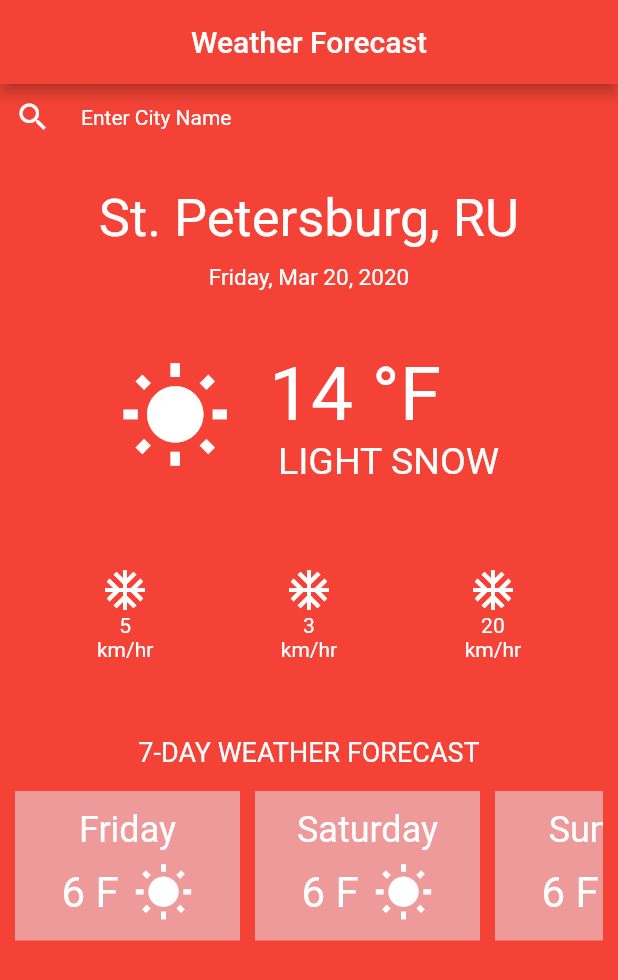
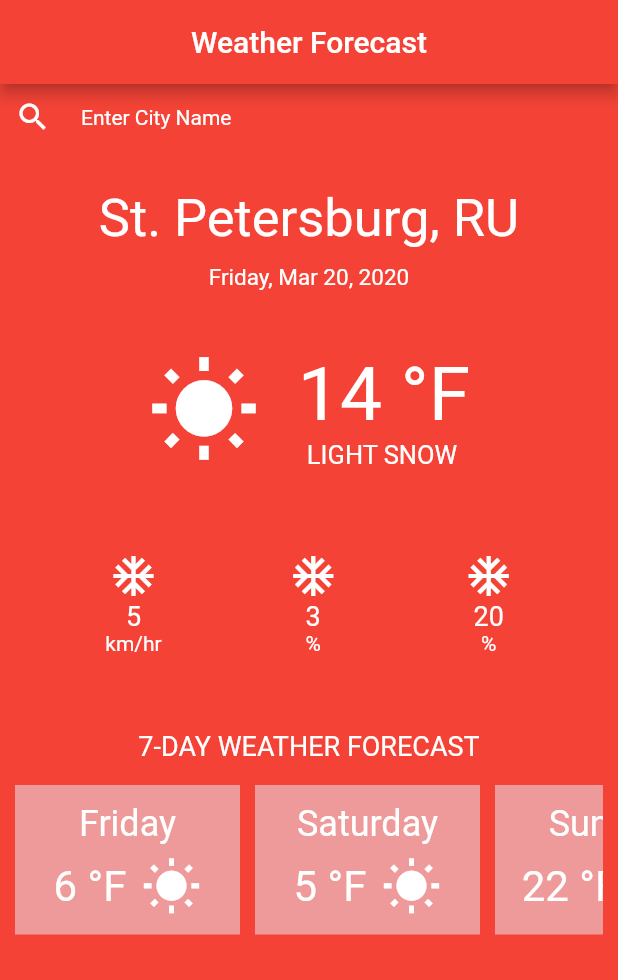
Before and after one commit to sergeykondr/flutter_exercise, a Flutter app: the screen it shows after launch, on a phone screen of 412 x 824 dp. Shown: the top 980 px of the screen. Run offline on Flutter 3.47's test engine with Material 2 defaults, Android fonts, the phone set to English and light mode, and no system bars.

Commit message:
some fix

```diff
--- a/weather_app_ui/lib/main.dart
+++ b/weather_app_ui/lib/main.dart
@@ -25,18 +25,15 @@ class MyApp extends StatelessWidget {
 
 Widget _buildBody() {
   double widthWeek = 150;
-  return  Container(
+  return Container(
     padding: EdgeInsets.all(10),
     color: Colors.red,
     child: Column(
-        //crossAxisAlignment: CrossAxisAlignment.center,
       children: <Widget>[
         Row(
           children: <Widget>[
             Icon(Icons.search, color: Colors.white),
-              SizedBox(
-                width: 20,
-              ),
+            SizedBox(width: 20),
             Text('Enter City Name', style: TextStyle(color: Colors.white))
           ],
         ),
@@ -47,18 +44,24 @@ Widget _buildBody() {
               children: <Widget>[
                 Padding(
                   padding: EdgeInsets.fromLTRB(0, 35, 0, 5),
-                    //padding: EdgeInsets.all(5),
                   child: Center(
-                        child: Text('St. Petersburg, RU',
-                            style:
-                                TextStyle(fontSize: 35, color: Colors.white))),
+                    child: Text(
+                      'St. Petersburg, RU',
+                      style: TextStyle(
+                        fontSize: 35,
+                        color: Colors.white,
+                      ),
+                    ),
+                  ),
                 ),
                 Padding(
                   padding: EdgeInsets.all(5),
                   child: Center(
-                        child: Text('Friday, Mar 20, 2020',
-                            style:
-                                TextStyle(fontSize: 15, color: Colors.white))),
+                    child: Text(
+                      'Friday, Mar 20, 2020',
+                      style: TextStyle(fontSize: 15, color: Colors.white),
+                    ),
+                  ),
                 ),
                 Padding(
                   padding: EdgeInsets.only(top: 35),
@@ -72,15 +75,14 @@ Widget _buildBody() {
                         children: <Widget>[
                           Text(
                             '14 °F',
-                              style:
-                                  TextStyle(fontSize: 50, color: Colors.white),
+                            style: TextStyle(fontSize: 50, color: Colors.white),
                           ),
                           Padding(
                             padding: EdgeInsets.only(left: 6),
                             child: Text(
                               'LIGHT SNOW',
-                                style: TextStyle(
-                                    fontSize: 25, color: Colors.white),
+                              style:
+                                  TextStyle(fontSize: 17, color: Colors.white),
                             ),
                           ),
                         ],
@@ -96,7 +98,10 @@ Widget _buildBody() {
                       Column(
                         children: <Widget>[
                           Icon(Icons.ac_unit, color: Colors.white, size: 32),
-                            Text('5', style: TextStyle(color: Colors.white)),
+                          Text(
+                            '5',
+                            style: TextStyle(color: Colors.white, fontSize: 18),
+                          ),
                           Text(
                             'km/hr',
                             style: TextStyle(color: Colors.white),
@@ -111,9 +116,11 @@ Widget _buildBody() {
                             color: Colors.white,
                             size: 32,
                           ),
-                            Text('3', style: TextStyle(color: Colors.white)),
-                            Text('km/hr',
-                                style: TextStyle(color: Colors.white)),
+                          Text(
+                            '3',
+                            style: TextStyle(color: Colors.white, fontSize: 18),
+                          ),
+                          Text('%', style: TextStyle(color: Colors.white)),
                         ],
                       ),
                       SizedBox(width: 85),
@@ -124,9 +131,12 @@ Widget _buildBody() {
                             color: Colors.white,
                             size: 32,
                           ),
-                            Text('20', style: TextStyle(color: Colors.white)),
                           Text(
-                              'km/hr',
+                            '20',
+                            style: TextStyle(color: Colors.white, fontSize: 18),
+                          ),
+                          Text(
+                            '%',
                             style: TextStyle(color: Colors.white),
                           ),
                         ],
@@ -136,38 +146,31 @@ Widget _buildBody() {
                 ),
                 Padding(
                   padding: EdgeInsets.only(top: 50),
-                    child: Text('7-DAY WEATHER FORECAST',
-                        style: TextStyle(color: Colors.white, fontSize: 18)),
+                  child: Text(
+                    '7-DAY WEATHER FORECAST',
+                    style: TextStyle(color: Colors.white, fontSize: 18),
+                  ),
                 ),
               ],
             )
           ],
         ),
         Container(
-
           margin: EdgeInsets.only(top: 15),
           height: 100,
           child: ListView(
-
-              //shrinkWrap: true, //без нее заполняет по всей вертикале или горизонтале
             scrollDirection: Axis.horizontal,
-              //itemExtent: 300, //фикс значение (актуально при горизонтальном списке) ускоряет производительность flutter
-              //reverse: true,
-              //padding: EdgeInsets.all(9.0),
             children: <Widget>[
               Padding(
                 padding: const EdgeInsets.only(right: 10),
                 child: Container(
-                    //padding: EdgeInsets.all(15),
                   width: widthWeek,
                   color: Colors.red[200],
                   child: Column(
                     mainAxisAlignment: MainAxisAlignment.center,
-                      //crossAxisAlignment: CrossAxisAlignment.center,
                     children: <Widget>[
                       Text('Friday',
-                            style:
-                                TextStyle(fontSize: 24, color: Colors.white)),
+                          style: TextStyle(fontSize: 24, color: Colors.white)),
                       Padding(
                         padding: const EdgeInsets.only(top: 8),
                         child: Row(
@@ -175,7 +178,7 @@ Widget _buildBody() {
                           children: <Widget>[
                             Container(
                               child: Text(
-                                  '6 F',
+                                '6 °F',
                                 style: TextStyle(
                                     color: Colors.white, fontSize: 28),
                               ),
@@ -198,16 +201,13 @@ Widget _buildBody() {
               Padding(
                 padding: const EdgeInsets.only(right: 10),
                 child: Container(
-                    //padding: EdgeInsets.all(15),
                   width: widthWeek,
                   color: Colors.red[200],
                   child: Column(
                     mainAxisAlignment: MainAxisAlignment.center,
-                      //crossAxisAlignment: CrossAxisAlignment.center,
                     children: <Widget>[
                       Text('Saturday',
-                            style:
-                                TextStyle(fontSize: 24, color: Colors.white)),
+                          style: TextStyle(fontSize: 24, color: Colors.white)),
                       Padding(
                         padding: const EdgeInsets.only(top: 8),
                         child: Row(
@@ -215,7 +215,7 @@ Widget _buildBody() {
                           children: <Widget>[
                             Container(
                               child: Text(
-                                  '6 F',
+                                '5 °F',
                                 style: TextStyle(
                                     color: Colors.white, fontSize: 28),
                               ),
@@ -238,16 +238,13 @@ Widget _buildBody() {
               Padding(
                 padding: const EdgeInsets.only(right: 10),
                 child: Container(
-                    //padding: EdgeInsets.all(15),
                   width: widthWeek,
                   color: Colors.red[200],
                   child: Column(
                     mainAxisAlignment: MainAxisAlignment.center,
-                      //crossAxisAlignment: CrossAxisAlignment.center,
                     children: <Widget>[
                       Text('Sunday',
-                            style:
-                                TextStyle(fontSize: 24, color: Colors.white)),
+                          style: TextStyle(fontSize: 24, color: Colors.white)),
                       Padding(
                         padding: const EdgeInsets.only(top: 8),
                         child: Row(
@@ -255,7 +252,7 @@ Widget _buildBody() {
                           children: <Widget>[
                             Container(
                               child: Text(
-                                  '6 F',
+                                '22 °F',
                                 style: TextStyle(
                                     color: Colors.white, fontSize: 28),
                               ),
@@ -278,16 +275,13 @@ Widget _buildBody() {
               Padding(
                 padding: const EdgeInsets.only(right: 10),
                 child: Container(
-                    //padding: EdgeInsets.all(15),
                   width: widthWeek,
                   color: Colors.red[200],
                   child: Column(
                     mainAxisAlignment: MainAxisAlignment.center,
-                      //crossAxisAlignment: CrossAxisAlignment.center,
                     children: <Widget>[
                       Text('Monday',
-                            style:
-                                TextStyle(fontSize: 24, color: Colors.white)),
+                          style: TextStyle(fontSize: 24, color: Colors.white)),
                       Padding(
                         padding: const EdgeInsets.only(top: 8),
                         child: Row(
@@ -295,7 +289,7 @@ Widget _buildBody() {
                           children: <Widget>[
                             Container(
                               child: Text(
-                                  '6 F',
+                                '6 °F',
                                 style: TextStyle(
                                     color: Colors.white, fontSize: 28),
                               ),
@@ -318,16 +312,13 @@ Widget _buildBody() {
               Padding(
                 padding: const EdgeInsets.only(right: 10),
                 child: Container(
-                    //padding: EdgeInsets.all(15),
                   width: widthWeek,
                   color: Colors.red[200],
                   child: Column(
                     mainAxisAlignment: MainAxisAlignment.center,
-                      //crossAxisAlignment: CrossAxisAlignment.center,
                     children: <Widget>[
                       Text('Thuesday',
-                            style:
-                                TextStyle(fontSize: 24, color: Colors.white)),
+                          style: TextStyle(fontSize: 24, color: Colors.white)),
                       Padding(
                         padding: const EdgeInsets.only(top: 8),
                         child: Row(
@@ -335,7 +326,7 @@ Widget _buildBody() {
                           children: <Widget>[
                             Container(
                               child: Text(
-                                  '5 F',
+                                '5 °F',
                                 style: TextStyle(
                                     color: Colors.white, fontSize: 28),
                               ),
@@ -358,16 +349,13 @@ Widget _buildBody() {
               Padding(
                 padding: const EdgeInsets.only(right: 10),
                 child: Container(
-                    //padding: EdgeInsets.all(15),
                   width: widthWeek,
                   color: Colors.red[200],
                   child: Column(
                     mainAxisAlignment: MainAxisAlignment.center,
-                      //crossAxisAlignment: CrossAxisAlignment.center,
                     children: <Widget>[
                       Text('Wednesday',
-                            style:
-                                TextStyle(fontSize: 24, color: Colors.white)),
+                          style: TextStyle(fontSize: 24, color: Colors.white)),
                       Padding(
                         padding: const EdgeInsets.only(top: 8),
                         child: Row(
@@ -375,7 +363,7 @@ Widget _buildBody() {
                           children: <Widget>[
                             Container(
                               child: Text(
-                                  '6 F',
+                                '6 °F',
                                 style: TextStyle(
                                     color: Colors.white, fontSize: 28),
                               ),
@@ -398,16 +386,13 @@ Widget _buildBody() {
               Padding(
                 padding: const EdgeInsets.only(right: 10),
                 child: Container(
-                    //padding: EdgeInsets.all(15),
                   width: widthWeek,
                   color: Colors.red[200],
                   child: Column(
                     mainAxisAlignment: MainAxisAlignment.center,
-                      //crossAxisAlignment: CrossAxisAlignment.center,
                     children: <Widget>[
                       Text('Thursday',
-                            style:
-                                TextStyle(fontSize: 24, color: Colors.white)),
+                          style: TextStyle(fontSize: 24, color: Colors.white)),
                       Padding(
                         padding: const EdgeInsets.only(top: 8),
                         child: Row(
@@ -415,7 +400,7 @@ Widget _buildBody() {
                           children: <Widget>[
                             Container(
                               child: Text(
-                                  '6 F',
+                                '6 °F',
                                 style: TextStyle(
                                     color: Colors.white, fontSize: 28),
                               ),
```
Lines whose indentation alone changed are shown as unchanged.
